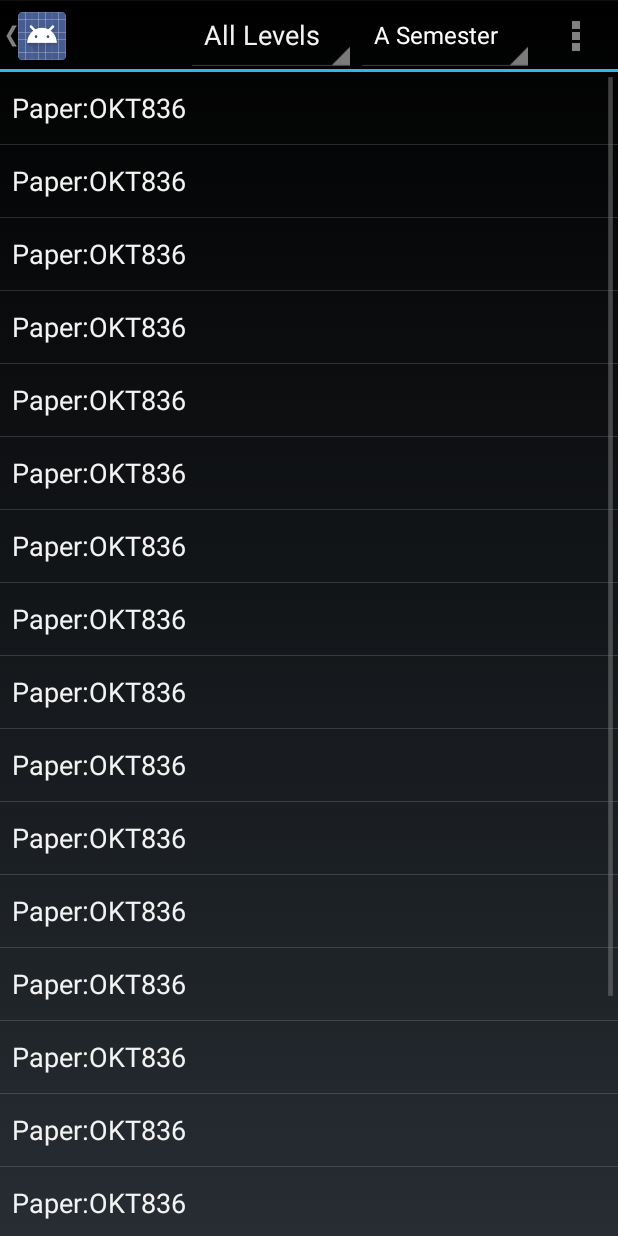
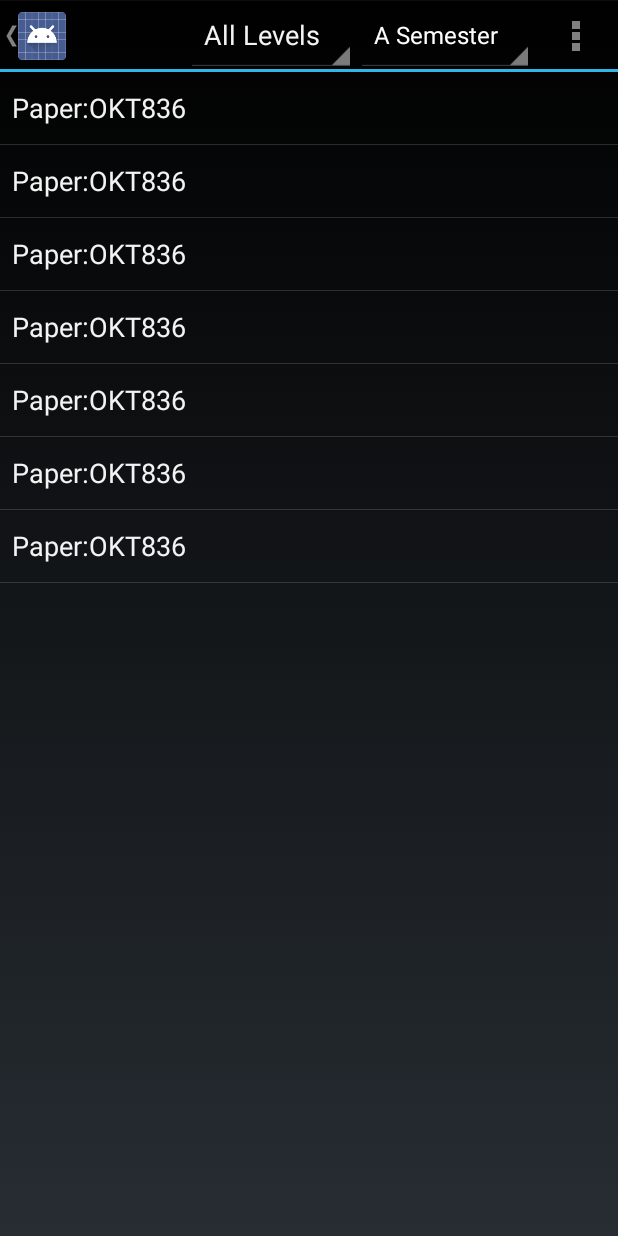
Before and after one commit to alwayswill/waikatoUni, an Android app: the screen it shows after launch (MainActivity), after a tap on an icon or button, on a phone screen of 412 x 824 dp. Run offline under Robolectric (Android 15) with nearby library versions, the light colour scheme and no system bars.

Commit message:
add refresh papers

```diff
--- a/computer&science/COMP548/assignments/assignment1/WaikatoPapers/app/src/main/java/com/android/will/waikatopapers/MainActivity.java
+++ b/computer&science/COMP548/assignments/assignment1/WaikatoPapers/app/src/main/java/com/android/will/waikatopapers/MainActivity.java
@@ -36,18 +36,18 @@ public class MainActivity extends PaperBase implements ActionBar.OnNavigationLis
 
         initActionBar();
         initDrawer();
-//        initPapersList();
+        initPapersList();
 
 
     }
 
-//    public void initPapersList(){
-//        if (getFragmentManager().findFragmentById(android.R.id.content) == null) {
-//            getFragmentManager().beginTransaction()
-//                    .add(R.id.content_layout,
-//                            new PaperListFragment()).commit();
-//        }
-//    }
+    public void initPapersList() {
+        if (getFragmentManager().findFragmentById(R.id.content_layout) == null) {
+            getFragmentManager().beginTransaction()
+                    .add(R.id.content_layout,
+                            new PaperListFragment()).commit();
+        }
+    }
 
     public void initActionBar() {
         final android.app.ActionBar actionBar = this.getActionBar();
@@ -92,6 +92,14 @@ public class MainActivity extends PaperBase implements ActionBar.OnNavigationLis
             Log.d("DrawerItemClickListener", "onItemClick");
             Toast.makeText(getApplicationContext(), "onItemSelected(" + position + ", " + id + ") = " + parent.getAdapter().getItem(position),
                     Toast.LENGTH_SHORT).show();
+            refreshPapers();
         }
     }
+
+    public void refreshPapers() {
+        PaperListFragment paperListFragment = (PaperListFragment) getFragmentManager().findFragmentById(R.id.content_layout);
+        paperListFragment.refreshPapers();
+        Toast.makeText(this, "Refresh Papers",
+                Toast.LENGTH_SHORT).show();
+    }
 }
--- a/computer&science/COMP548/assignments/assignment1/WaikatoPapers/app/src/main/java/com/android/will/waikatopapers/PaperBase.java
+++ b/computer&science/COMP548/assignments/assignment1/WaikatoPapers/app/src/main/java/com/android/will/waikatopapers/PaperBase.java
@@ -10,9 +10,8 @@ import android.util.Log;
  * Student ID : 125491
  * Name       : Shuzu Li
  * Email      : lishuzu@gmail.com
- *
+ * <p/>
  * Created by Shuzu Li on 14/03/15.
- *
  */
 
 public class PaperBase extends Activity {
--- a/computer&science/COMP548/assignments/assignment1/WaikatoPapers/app/src/main/java/com/android/will/waikatopapers/PaperListFragment.java
+++ b/computer&science/COMP548/assignments/assignment1/WaikatoPapers/app/src/main/java/com/android/will/waikatopapers/PaperListFragment.java
@@ -16,14 +16,20 @@ import java.util.Random;
 public class PaperListFragment extends ListFragment {
 
     public static ArrayList<String> papers = new ArrayList<>();
+    private ArrayAdapter<String> paperAdapter = null;
+
     @Override
     public void onCreate(Bundle savedInstanceState) {
 
         Log.d(getClass().getSimpleName(), "onCreate()");
         super.onCreate(savedInstanceState);
+        if (paperAdapter == null) {
+            paperAdapter =
+                    new ArrayAdapter<String>(getActivity(),
+                            android.R.layout.simple_list_item_1, papers);
 
-        setListAdapter(new ArrayAdapter<String>(getActivity(),
-                android.R.layout.simple_list_item_1, papers));
+            setListAdapter(paperAdapter);
+        }
     }
 
 
@@ -32,22 +38,40 @@ public class PaperListFragment extends ListFragment {
         Log.d(getClass().getSimpleName(), "onAttach()");
         super.onAttach(activity);
         //set up data
+        initPapers();
 
-        for (int i = 0; i < 20; i++) {
-            papers.add("Paper:"+getPaperTitle());
-        }
 
     }
 
-    public String getPaperTitle(){
+    public void refreshPapers() {
+        papers = new ArrayList<>();
+        Random randomGenerator = new Random();
+        int limits = randomGenerator.nextInt(10) + 1;
+        for (int i = 0; i < limits; i++) {
+            papers.add("Paper:" + getPaperTitle());
+        }
+        paperAdapter.clear();
+        paperAdapter.addAll(papers);
+    }
+
+    public void initPapers() {
+        Random randomGenerator = new Random();
+        int limits = randomGenerator.nextInt(10) + 1;
+        for (int i = 0; i < limits; i++) {
+            papers.add("Paper:" + getPaperTitle());
+        }
+    }
+
+    public String getPaperTitle() {
         String title = "";
         Random randomGenerator = new Random();
-        int randomInt = randomGenerator.nextInt(900)+100;
+        int randomInt = randomGenerator.nextInt(900) + 100;
+
         for (int i = 0; i < 3; i++) {
             char random_Char = (char) (97 + randomGenerator.nextInt(25));
-            title = title+""+random_Char;
+            title = title + "" + random_Char;
         }
-        title = title.toUpperCase()+randomInt;
+        title = title.toUpperCase() + randomInt;
         return title;
     }
 
@@ -65,6 +89,9 @@ public class PaperListFragment extends ListFragment {
 
         Toast.makeText(getActivity(), "onListItemClick(" + position + ", " + id + ") = " + l.getAdapter().getItem(position),
                 Toast.LENGTH_SHORT).show();
+        Toast.makeText(getActivity(), "Refresh Papers",
+                Toast.LENGTH_SHORT).show();
+        refreshPapers();
     }
 
 }
--- a/computer&science/COMP548/assignments/assignment1/WaikatoPapers/app/src/main/res/layout/activity_main.xml
+++ b/computer&science/COMP548/assignments/assignment1/WaikatoPapers/app/src/main/res/layout/activity_main.xml
@@ -27,13 +27,6 @@ android:layout_height="match_parent">
     android:layout_width="match_parent"
     android:layout_height="match_parent" >
 
-    <fragment
-        android:layout_width="wrap_content"
-        android:layout_height="wrap_content"
-        android:name="com.android.will.waikatopapers.PaperListFragment"
-        android:id="@+id/PaperList"
-        android:layout_gravity="bottom" />
-
 </RelativeLayout>
 <!-- The navigation drawer -->
 <ListView android:id="@+id/left_drawer"
```
Also changed, not shown: computer&science/COMP548/assignments/assignment1/WaikatoPapers/app/src/main/java/com/android/will/waikatopapers/ActionBarFragment.java (+2 -7 lines).
